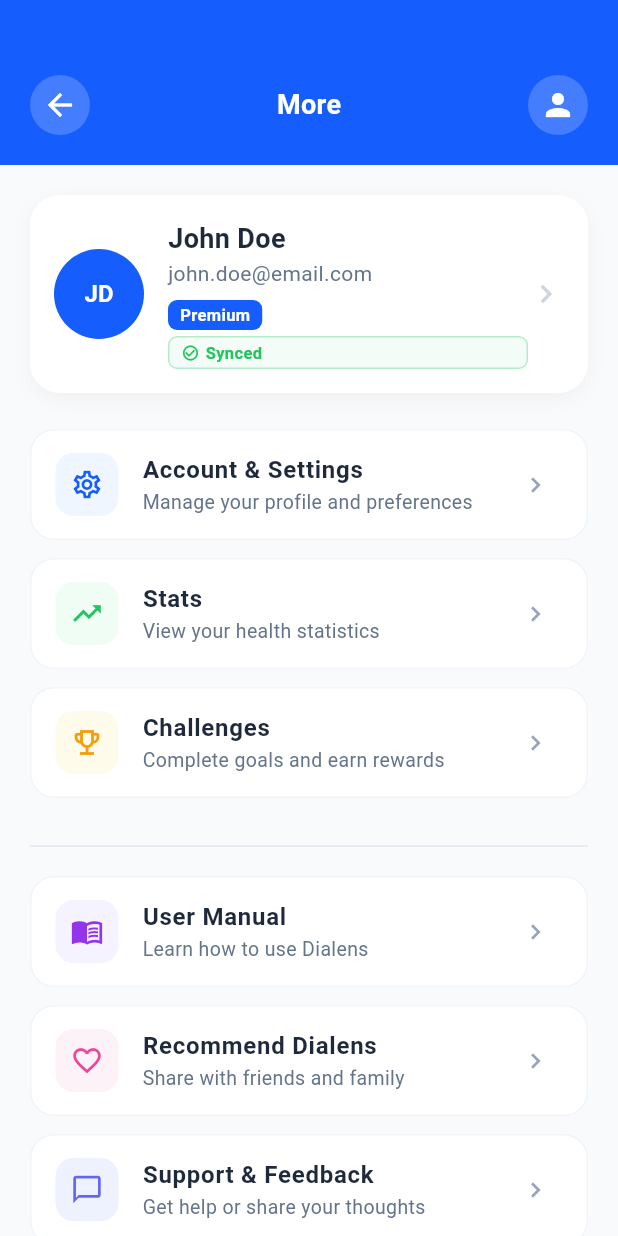
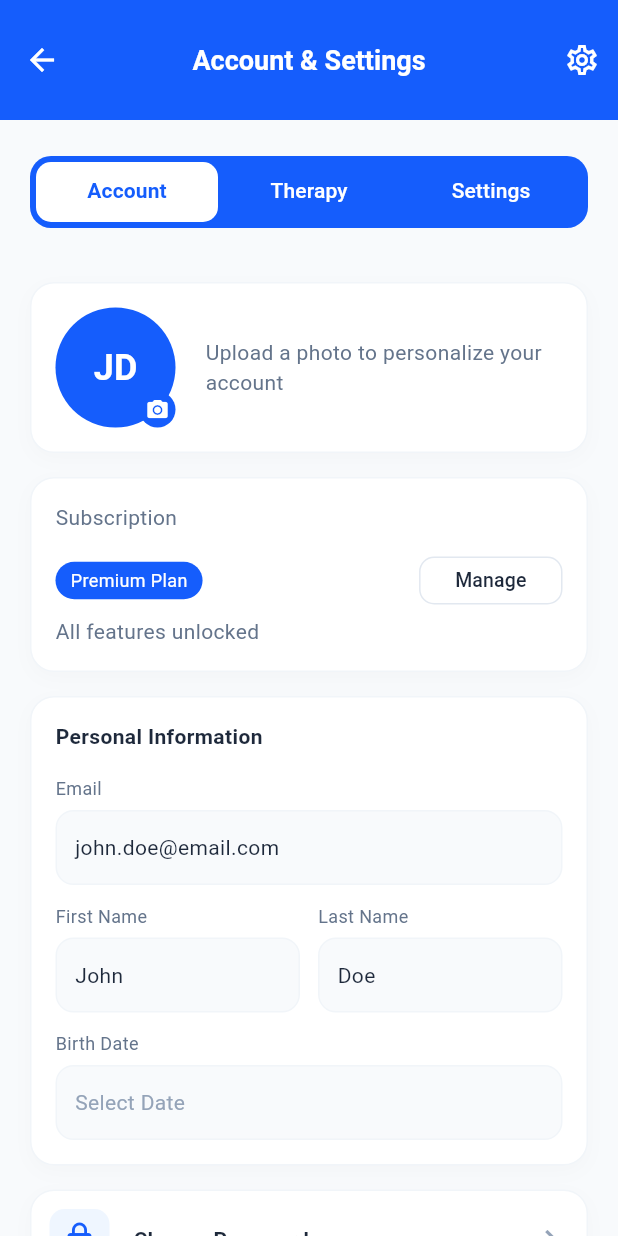
Before and after one commit to IsmailCoder366/Dialens, a Flutter app: the MoreScreen screen opened directly, after a tap on "Account & Settings", on a phone screen of 412 x 824 dp. Run offline on Flutter 3.47's test engine with Material 3 defaults, Android fonts, the phone set to English and light mode, and no system bars; our stand-ins replace fl_chart.

Commit message:
profile screen created

```diff
--- /dev/null
+++ b/lib/features/profile/screens/account_and_settings.dart
@@ -0,0 +1,301 @@
+import 'package:flutter/material.dart';
+import '../widgets/action_card.dart';
+import '../widgets/primary_button.dart';
+
+class AccountSettingsScreen extends StatefulWidget {
+  const AccountSettingsScreen({super.key});
+
+  @override
+  State<AccountSettingsScreen> createState() => _AccountSettingsScreenState();
+}
+
+class _AccountSettingsScreenState extends State<AccountSettingsScreen> with SingleTickerProviderStateMixin {
+  late TabController _tabController;
+
+  @override
+  void initState() {
+    super.initState();
+    // length 3: Account, Therapy, Settings
+    _tabController = TabController(length: 3, vsync: this);
+  }
+
+  @override
+  void dispose() {
+    _tabController.dispose();
+    super.dispose();
+  }
+
+  @override
+  Widget build(BuildContext context) {
+    return Scaffold(
+      backgroundColor: const Color(0xFFF8FAFC),
+      appBar: _buildAppBar(),
+      body: Column(
+        children: [
+          SizedBox(height: 20),
+          _buildCustomTabBar(),
+          Expanded(
+            child: TabBarView(
+              controller: _tabController,
+              children: [
+                _buildAccountTab(),
+                _buildTherapyTab(),
+                _buildSettingsTab(),
+              ],
+            ),
+          ),
+        ],
+      ),
+    );
+  }
+
+  // --- TAB 1: ACCOUNT ---
+  Widget _buildAccountTab() {
+    return ListView(
+      padding: const EdgeInsets.all(20),
+      children: [
+        _buildProfilePictureSection(),
+        const SizedBox(height: 16),
+        _buildSubscriptionSection(),
+        const SizedBox(height: 16),
+        _buildPersonalInfoSection(),
+        const SizedBox(height: 16),
+        _buildChangePasswordSection(),
+        const SizedBox(height: 32),
+        SecondaryButton(
+          label: "Log Out",
+          onPressed: () {
+            // Handle Logout logic
+          },
+        ),
+        const SizedBox(height: 40),
+      ],
+    );
+  }
+
+  // --- TAB 2: THERAPY ---
+  Widget _buildTherapyTab() {
+    return ListView(
+      padding: const EdgeInsets.all(20),
+      children: [
+        _buildPlaceholderSection("Therapy Content Section", Icons.medical_services_outlined),
+      ],
+    );
+  }
+
+  // --- TAB 3: SETTINGS ---
+  Widget _buildSettingsTab() {
+    return ListView(
+      padding: const EdgeInsets.all(20),
+      children: [
+        _buildPlaceholderSection("Settings Content Section", Icons.settings_suggest_outlined),
+      ],
+    );
+  }
+
+  // --- REFACTORED SECTIONS ---
+
+  Widget _buildProfilePictureSection() {
+    return ActionCard(
+      child: Row(
+        children: [
+          Stack(
+            children: [
+              const CircleAvatar(
+                radius: 40,
+                backgroundColor: Color(0xFF155DFC),
+                child: Text("JD", style: TextStyle(color: Colors.white, fontSize: 24, fontWeight: FontWeight.bold)),
+              ),
+              Positioned(
+                bottom: 0,
+                right: 0,
+                child: Container(
+                  padding: const EdgeInsets.all(4),
+                  decoration: const BoxDecoration(color: Color(0xFF155DFC), shape: BoxShape.circle),
+                  child: const Icon(Icons.camera_alt, color: Colors.white, size: 16),
+                ),
+              ),
+            ],
+          ),
+          const SizedBox(width: 20),
+          const Expanded(
+            child: Text("Upload a photo to personalize your account",
+                style: TextStyle(color: Color(0xFF64748B), fontSize: 14)),
+          ),
+        ],
+      ),
+    );
+  }
+
+  Widget _buildSubscriptionSection() {
+    return ActionCard(
+      child: Column(
+        crossAxisAlignment: CrossAxisAlignment.start,
+        children: [
+          const Text("Subscription", style: TextStyle(color: Color(0xFF64748B), fontSize: 14)),
+          const SizedBox(height: 12),
+          Row(
+            mainAxisAlignment: MainAxisAlignment.spaceBetween,
+            children: [
+              Container(
+                padding: const EdgeInsets.symmetric(horizontal: 10, vertical: 4),
+                decoration: BoxDecoration(color: const Color(0xFF155DFC), borderRadius: BorderRadius.circular(20)),
+                child: const Text("Premium Plan", style: TextStyle(color: Colors.white, fontSize: 12)),
+              ),
+              OutlinedButton(
+                onPressed: () {},
+                style: OutlinedButton.styleFrom(
+                  visualDensity: VisualDensity.compact,
+                  shape: RoundedRectangleBorder(borderRadius: BorderRadius.circular(10)),
+                  side: const BorderSide(color: Color(0xFFE2E8F0)),
+                ),
+                child: const Text("Manage", style: TextStyle(color: Color(0xFF1E293B), fontSize: 13)),
+              ),
+            ],
+          ),
+          const SizedBox(height: 4),
+          const Text("All features unlocked", style: TextStyle(color: Color(0xFF64748B), fontSize: 14)),
+        ],
+      ),
+    );
+  }
+
+  Widget _buildPersonalInfoSection() {
+    return ActionCard(
+      child: Column(
+        crossAxisAlignment: CrossAxisAlignment.start,
+        children: [
+          const Text("Personal Information", style: TextStyle(fontWeight: FontWeight.bold, color: Color(0xFF1E293B))),
+          const SizedBox(height: 16),
+          _buildDataField("Email", "john.doe@email.com"),
+          const SizedBox(height: 12),
+          Row(
+            children: [
+              Expanded(child: _buildDataField("First Name", "John")),
+              const SizedBox(width: 12),
+              Expanded(child: _buildDataField("Last Name", "Doe")),
+            ],
+          ),
+          const SizedBox(height: 12),
+          _buildDataField("Birth Date", "Select Date"),
+        ],
+      ),
+    );
+  }
+
+  Widget _buildChangePasswordSection() {
+    return ActionCard(
+      padding: const EdgeInsets.all(12),
+      child: Row(
+        children: [
+          Container(
+            padding: const EdgeInsets.all(8),
+            decoration: BoxDecoration(color: const Color(0xFFEFF6FF), borderRadius: BorderRadius.circular(10)),
+            child: const Icon(Icons.lock_outline, color: Color(0xFF155DFC)),
+          ),
+          const SizedBox(width: 16),
+          const Expanded(child: Text("Change Password", style: TextStyle(fontWeight: FontWeight.w600, color: Color(0xFF1E293B)))),
+          const Icon(Icons.chevron_right, color: Color(0xFF94A3B8)),
+        ],
+      ),
+    );
+  }
+
+  // --- HELPERS ---
+
+  Widget _buildDataField(String label, String value) {
+    return Column(
+      crossAxisAlignment: CrossAxisAlignment.start,
+      children: [
+        Text(label, style: const TextStyle(color: Color(0xFF64748B), fontSize: 12)),
+        const SizedBox(height: 6),
+        Container(
+          width: double.infinity,
+          padding: const EdgeInsets.symmetric(horizontal: 12, vertical: 14),
+          decoration: BoxDecoration(
+            color: const Color(0xFFF8FAFC),
+            borderRadius: BorderRadius.circular(12),
+            border: Border.all(color: const Color(0xFFF1F5F9)),
+          ),
+          child: Text(value, style: TextStyle(color: value.contains("Select") ? const Color(0xFF94A3B8) : const Color(0xFF1E293B))),
+        ),
+      ],
+    );
+  }
+
+  Widget _buildPlaceholderSection(String text, IconData icon) {
+    return ActionCard(
+      child: Container(
+        height: 300,
+        alignment: Alignment.center,
+        child: Column(
+          mainAxisAlignment: MainAxisAlignment.center,
+          children: [
+            Icon(icon, size: 48, color: const Color(0xFFCBD5E1)),
+            const SizedBox(height: 16),
+            Text(text, style: const TextStyle(color: Color(0xFF94A3B8))),
+          ],
+        ),
+      ),
+    );
+  }
+
+  PreferredSizeWidget _buildAppBar() {
+    return AppBar(
+      toolbarHeight: 80.0,
+      backgroundColor: const Color(0xFF155DFC),
+      elevation: 0,
+      centerTitle: true,
+      leading: IconButton(
+        icon: const Icon(Icons.arrow_back, color: Colors.white),
+        onPressed: () => Navigator.pop(context),
+      ),
+      title: const Text("Account & Settings", style: TextStyle(color: Colors.white, fontWeight: FontWeight.bold, fontSize: 18)),
+      actions: [
+        IconButton(icon: const Icon(Icons.settings_outlined, color: Colors.white), onPressed: () {}),
+      ],
+    );
+  }
+
+  Widget _buildCustomTabBar() {
+    return Container(
+      // This provides the solid blue background behind the tab bar
+
+      padding: const EdgeInsets.only(left: 20, right: 20, bottom: 16, top: 4),
+      child: Container(
+
+        height: 48,
+        padding: const EdgeInsets.all(4), // Creates the inset "track" spacing
+        decoration: BoxDecoration(
+            color: const Color(0xFF155DFC),
+          borderRadius: BorderRadius.circular(14)
+        ),
+        child: TabBar(
+          controller: _tabController,
+          // Critical: Removes the default bottom line that usually appears in Flutter
+          dividerColor: Colors.transparent,
+          indicatorSize: TabBarIndicatorSize.tab,
+          indicator: BoxDecoration(
+            color: Colors.white,
+            borderRadius: BorderRadius.circular(10),
+          ),
+          labelColor: const Color(0xFF155DFC),
+          unselectedLabelColor: Colors.white,
+          labelStyle: const TextStyle(
+            fontWeight: FontWeight.bold,
+            fontSize: 14,
+          ),
+          unselectedLabelStyle: const TextStyle(
+            fontWeight: FontWeight.w500,
+            fontSize: 14,
+          ),
+          tabs: const [
+            Tab(text: "Account"),
+            Tab(text: "Therapy"),
+            Tab(text: "Settings"),
+          ],
+        ),
+      ),
+    );
+  }
+}
--- a/lib/features/profile/screens/more_screens.dart
+++ b/lib/features/profile/screens/more_screens.dart
@@ -1,7 +1,7 @@
 import 'package:flutter/material.dart';
-
 import '../widgets/menu_tile.dart';
 import '../widgets/profile_card.dart';
+import 'account_and_settings.dart';
 
 class MoreScreen extends StatelessWidget {
   const MoreScreen({super.key});
@@ -56,7 +56,15 @@ class MoreScreen extends StatelessWidget {
                   iconBgColor: const Color(0xFFEFF6FF),
                   title: "Account & Settings",
                   subtitle: "Manage your profile and preferences",
-                  onTap: () {},
+                  onTap: () {
+                    // Standard Navigation to the new screen
+                    Navigator.push(
+                      context,
+                      MaterialPageRoute(
+                        builder: (context) => const AccountSettingsScreen(),
+                      ),
+                    );
+                  },
                 ),
                 MenuTile(
                   icon: Icons.trending_up,
--- /dev/null
+++ b/lib/features/profile/widgets/action_card.dart
@@ -0,0 +1,33 @@
+import 'package:flutter/material.dart';
+
+class ActionCard extends StatelessWidget {
+  final Widget child;
+  final EdgeInsets padding;
+
+  const ActionCard({
+    super.key,
+    required this.child,
+    this.padding = const EdgeInsets.all(16),
+  });
+
+  @override
+  Widget build(BuildContext context) {
+    return Container(
+      width: double.infinity,
+      padding: padding,
+      decoration: BoxDecoration(
+        color: Colors.white,
+        borderRadius: BorderRadius.circular(16),
+        border: Border.all(color: const Color(0xFFF1F5F9)),
+        boxShadow: [
+          BoxShadow(
+            color: Colors.black.withOpacity(0.02),
+            blurRadius: 10,
+            offset: const Offset(0, 4),
+          ),
+        ],
+      ),
+      child: child,
+    );
+  }
+}
```
Also changed, not shown: lib/features/profile/widgets/base_dialog.dart (added, +57 -0 lines), lib/features/profile/widgets/primary_button.dart (added, +45 -0 lines), lib/features/profile/widgets/recipient_tile.dart (added, +64 -0 lines), lib/features/profile/widgets/custome_badge.dart (deleted).
